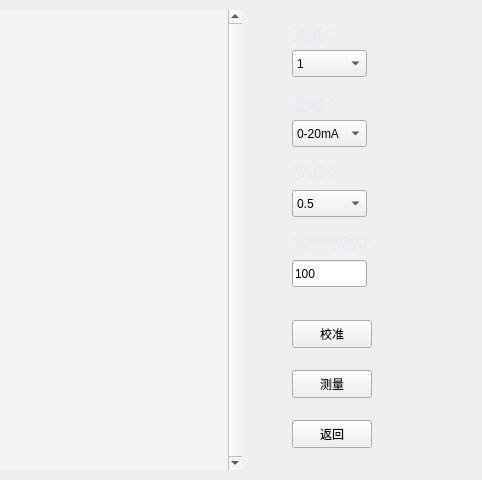
The window that frmcalibration.ui (msq123sjl/scy_ys) describes before a commit, drawn with Qt 5; both pictures show x 318 to 800 and y 0 to 480 of the 800 by 480 pixel window.
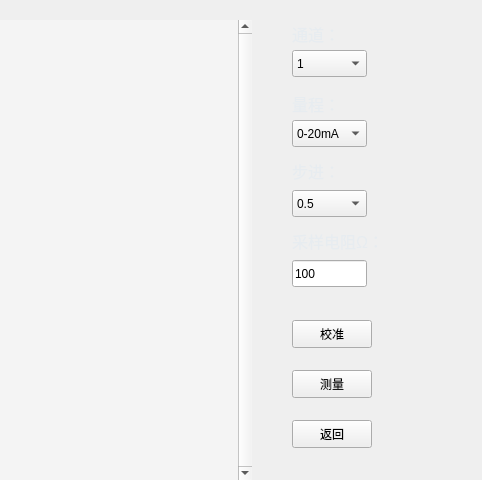
The same window after the commit. Icons and pictures are not drawn.

Diff of the .ui file:
```diff
--- a/frmcalibration.ui
+++ b/frmcalibration.ui
@@ -114,8 +114,8 @@
    <widget class="QTableView" name="tableView">
     <property name="geometry">
      <rect>
-      <x>10</x>
-      <y>10</y>
+      <x>20</x>
+      <y>20</y>
       <width>550</width>
       <height>460</height>
      </rect>
```
